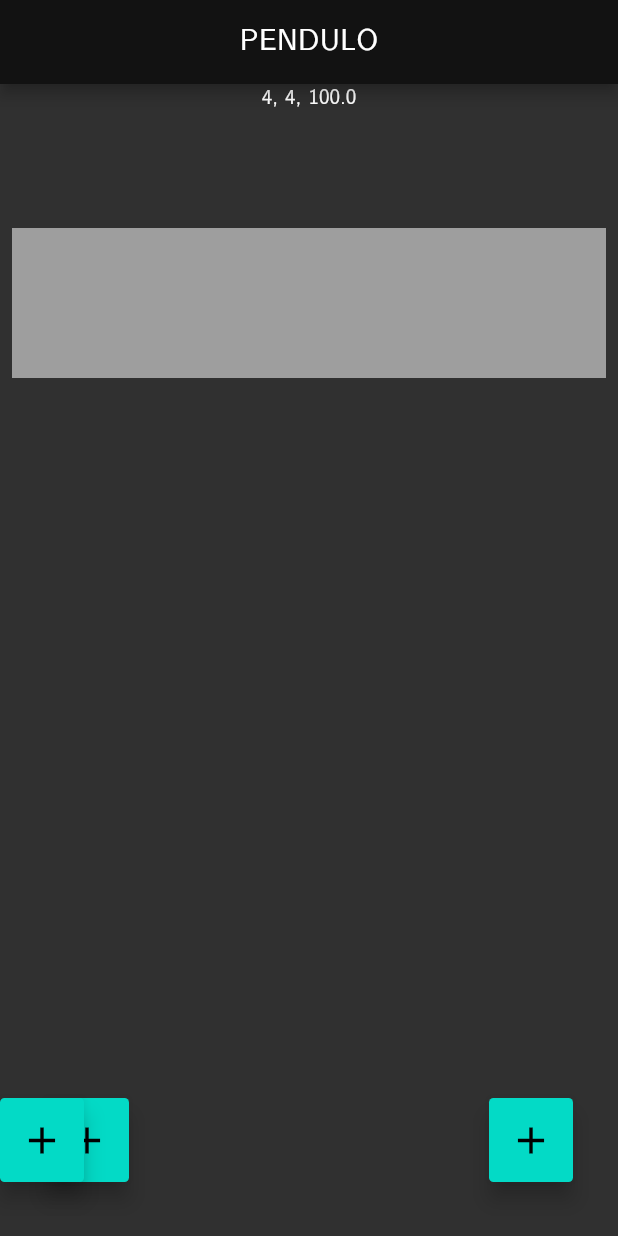
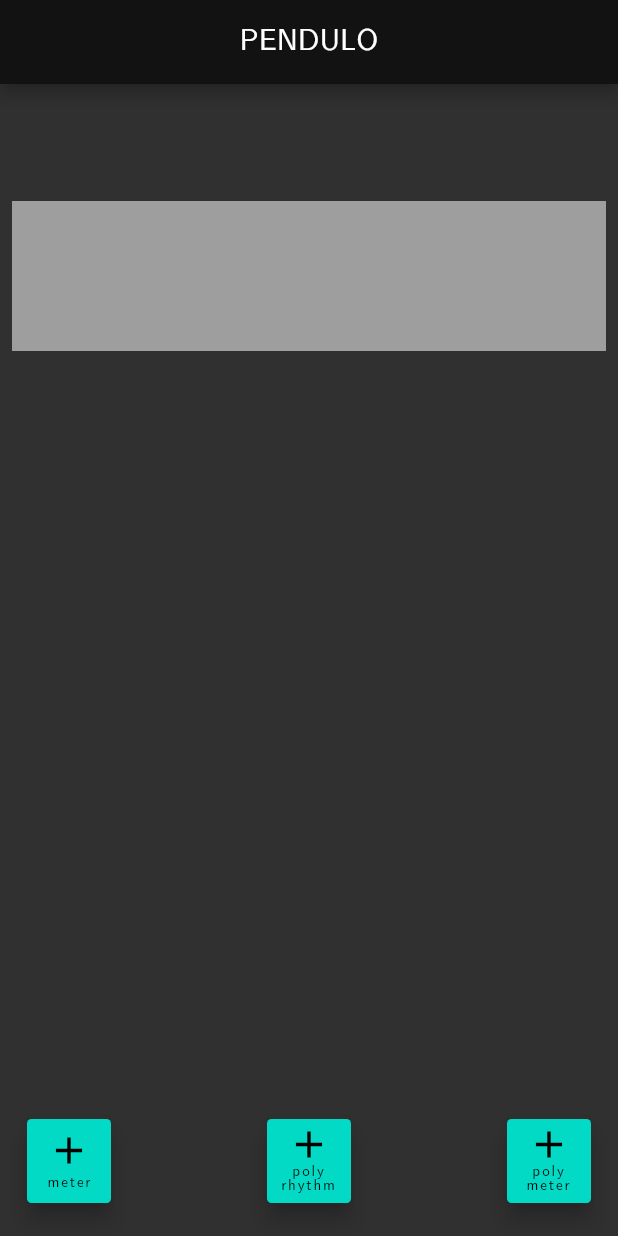
Before and after one commit to kekag/pendulo, a Flutter app: the screen it shows after launch, on a phone screen of 412 x 824 dp. Run offline on Flutter 3.47's test engine with Material 2 defaults, Android fonts, the phone set to English and light mode, and no system bars; our stand-ins replace audioplayers, numberpicker.

Commit message:
Made good progress, lfg

```diff
--- a/lib/main.dart
+++ b/lib/main.dart
@@ -32,29 +32,23 @@
 }
 
 class _MyHomePageState extends State<MyHomePage> {
-  // The numerator part of the time signature, denotes
-  // the number of beats played per bar/measure.
-  int numBeats = 4;
-  // The 'denominator' part, indicating the type of note
-  // being played; e.g. 4 for quarter note, 8 for eighth, etc.
-  int beatDuration = 4;
-  // Tempo of the time signature.
-  double beatsPerMinute = 100.0;
   // Defines the number of meters, polyrhythm or polymeters
   // elements being concurrently displayed.
   int rhythmComponents = 1;
 
-  void modifyMetronome(beats, duration, bpm) {
-    setState(() {
-      numBeats = beats;
-      beatDuration = duration;
-      beatsPerMinute = bpm;
-    });
-  }
-
   @override
   Widget build(BuildContext context) {
-    return Scaffold(
+    return Container(
+      decoration: BoxDecoration(
+        gradient: RadialGradient(
+          radius: 0.2,
+          colors: <Color>[
+            Color(0x151515FF),
+            Color(0x0F0F0FFF),
+          ],
+        ),
+      ),
+      child: Scaffold(
         appBar: AppBar(
           centerTitle: true,
           title: Text(widget.title),
@@ -63,7 +57,7 @@
         Column(
           mainAxisAlignment: MainAxisAlignment.center,
           children: <Widget>[
-            Text('$numBeats, $beatDuration, $beatsPerMinute'),
+            // Text('$numBeats, $beatDuration, $beatsPerMinute'),
             Center(
               child: Container(
                 margin: EdgeInsets.all(35.0),
@@ -97,16 +91,28 @@
         floatingActionButtonLocation: FloatingActionButtonLocation.centerFloat,
         floatingActionButton: Stack(
             fit: StackFit.expand,
+            alignment: Alignment.center,
             children: [
               Positioned(
-            bottom: 20,
-            left: 30,
+                bottom: 6,
+                left: 18,
                 child: FloatingActionButton(
                   onPressed: () {},
-              tooltip: 'Creates a polyrhythm',
-              child: const Icon(
+                  tooltip: 'Adds a regular meter click-track to the metronome suite.',
+                  child: new Column(
+                    children: [
+                      const Padding(padding: EdgeInsets.all(3.0)),
+                      const Icon(
                         Icons.add,
                         size: 30,
+                      ),
+                      const Text(
+                        "meter",
+                        style: TextStyle(
+                          fontSize: 10.0,
+                        ),
+                      ),
+                    ],
                   ),
                   shape: RoundedRectangleBorder(
                     borderRadius: BorderRadius.circular(3)
@@ -114,13 +120,26 @@
                 ),
               ),
               Positioned(
-            bottom: 20,
+                bottom: 6,
                 child: FloatingActionButton(
                   onPressed: () {},
-              tooltip: 'Creates a polyrhythm',
-              child: const Icon(
+                  tooltip: 'Adds a polyrhythm tool to the metronome suite.',
+                  child: new Column(
+                    children: [
+                      const Padding(padding: EdgeInsets.all(1.0)),
+                      const Icon(
                         Icons.add,
                         size: 30,
+                      ),
+                      const Text(
+                        "poly\nrhythm",
+                        style: TextStyle(
+                          fontSize: 10.0,
+                          height: 0.9,
+                        ),
+                        textAlign: TextAlign.center,
+                      ),
+                    ],
                   ),
                   shape: RoundedRectangleBorder(
                     borderRadius: BorderRadius.circular(3)
@@ -128,14 +147,27 @@
                 ),
               ),
               Positioned(
-            bottom: 20,
-            right: 30,
+                bottom: 6,
+                right: 18,
                 child: FloatingActionButton(
                   onPressed: () {},
-              tooltip: 'Creates a polymeter',
-              child: const Icon(
+                  tooltip: 'Adds a polymeter to the metronome suite.',
+                  child: new Column(
+                    children: [
+                      const Padding(padding: EdgeInsets.all(1.0)),
+                      const Icon(
                         Icons.add,
                         size: 30,
+                      ),
+                      const Text(
+                        "poly\nmeter",
+                        style: TextStyle(
+                          fontSize: 10.0,
+                          height: 0.9,
+                        ),
+                        textAlign: TextAlign.center,
+                      ),
+                    ],
                   ),
                   shape: RoundedRectangleBorder(
                       borderRadius: BorderRadius.circular(3)
@@ -144,6 +176,7 @@
               ),
             ]
           ),
+        ),
     );
   }
 }
--- /dev/null
+++ b/lib/metronome.dart
@@ -0,0 +1,38 @@
+import 'package:audioplayers/audioplayers.dart';
+
+// Base class for all shared subclass features.
+class Meter {
+  // The numerator part of the time signature, denotes
+  // the number of beats played per bar/measure.
+  int numBeats = 4;
+  // The 'denominator' part, indicating the type of note
+  // being played; e.g. 4 for quarter note, 8 for eighth, etc.
+  int beatDuration = 4;
+  // Tempo of the time signature.
+  double beatsPerMinute = 100.0;
+  // Modulates audio playback, contains sample and beat
+  // frequency.
+  AudioPlayer? clickTrack;
+
+  Meter();
+  Meter.standard(this.numBeats, this.beatDuration, this.beatsPerMinute);
+}
+
+// Standard meter, will not have many additional properties
+// or functionality over superclass.
+class MetronomeMeter extends Meter {}
+
+// Polyrhythm sequence which will have two agonist beats
+// over the same subdivision.
+class MetronomePolyrhythm extends Meter {
+  int numBeats2 = 3;
+  AudioPlayer? clickTrack2;
+}
+
+// Polymeter arrangement containing two meters with varying
+// number of beats over the same duration.
+class MetronomePolymeter extends Meter {
+  int numBeats2 = 4;
+  double beatsPerMinute2 = 100.0;
+  AudioPlayer? clickTrack2;
+}
```
Lines whose indentation alone changed are shown as unchanged.
